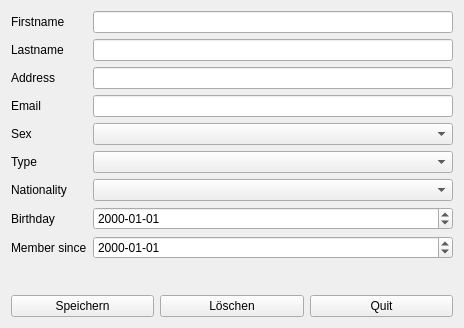
This is mitglied/mitglieddialog.ui in pmgyambol/rowingclub as Qt 5 draws it before an edit. The edited form follows.
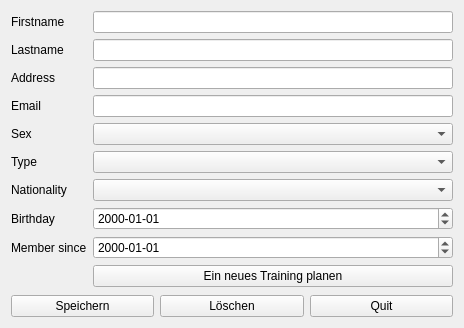
This is the edited form.

The edit to the form file:
```diff
--- a/mitglied/mitglieddialog.ui
+++ b/mitglied/mitglieddialog.ui
@@ -114,6 +114,13 @@
        </property>
       </widget>
      </item>
+     <item row="9" column="1">
+      <widget class="QPushButton" name="trainButton">
+       <property name="text">
+        <string>Еin neues Training planen</string>
+       </property>
+      </widget>
+     </item>
     </layout>
    </item>
    <item>
```
